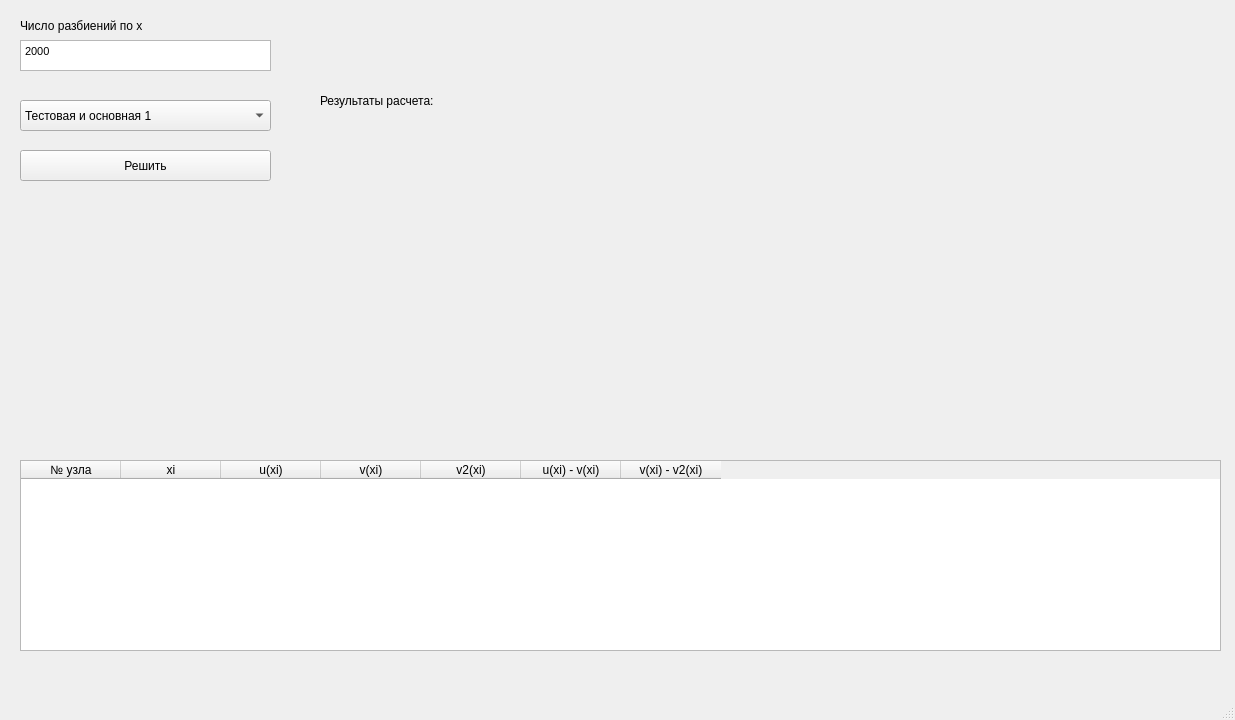
Qt form Form_for_4_lab.ui (morkovka1337/numeric_methods_lab_4) before a commit.
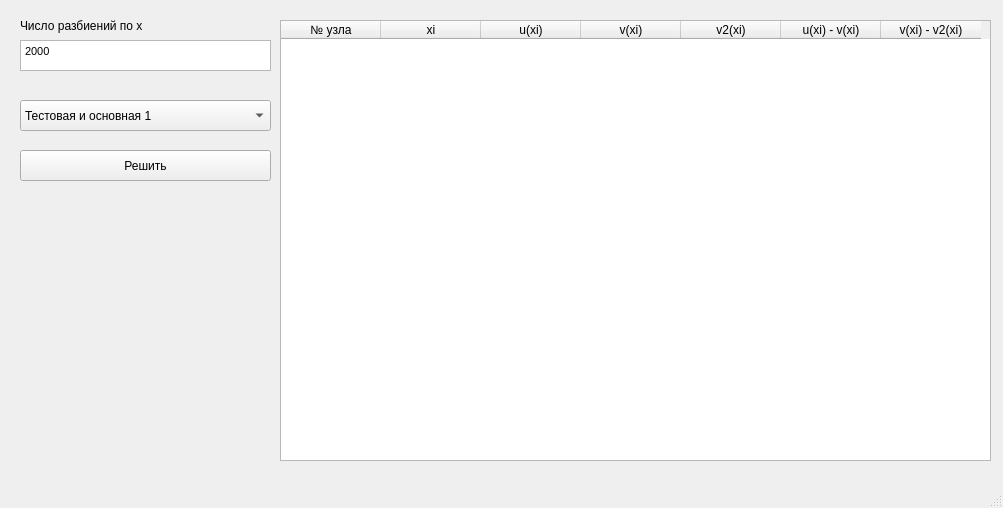
The same form after that commit.

What changed in the file:
```diff
--- a/Form_for_4_lab.ui
+++ b/Form_for_4_lab.ui
@@ -6,8 +6,8 @@
    <rect>
     <x>0</x>
     <y>0</y>
-    <width>1235</width>
-    <height>720</height>
+    <width>1003</width>
+    <height>508</height>
    </rect>
   </property>
   <property name="windowTitle">
@@ -63,10 +63,10 @@
    <widget class="QTableWidget" name="tableWidget">
     <property name="geometry">
      <rect>
-      <x>20</x>
-      <y>460</y>
-      <width>1201</width>
-      <height>191</height>
+      <x>280</x>
+      <y>20</y>
+      <width>711</width>
+      <height>441</height>
      </rect>
     </property>
     <column>
@@ -122,19 +122,6 @@
 &lt;p style=&quot; margin-top:0px; margin-bottom:0px; margin-left:0px; margin-right:0px; -qt-block-indent:0; text-indent:0px;&quot;&gt;2000&lt;/p&gt;&lt;/body&gt;&lt;/html&gt;</string>
     </property>
    </widget>
-   <widget class="QLabel" name="label_2">
-    <property name="geometry">
-     <rect>
-      <x>320</x>
-      <y>20</y>
-      <width>581</width>
-      <height>161</height>
-     </rect>
-    </property>
-    <property name="text">
-     <string>Результаты расчета:</string>
-    </property>
-   </widget>
   </widget>
   <widget class="QMenuBar" name="menubar">
    <property name="geometry">
```
Left out of the diff: 2 changed lines with no effect on the pictures.
